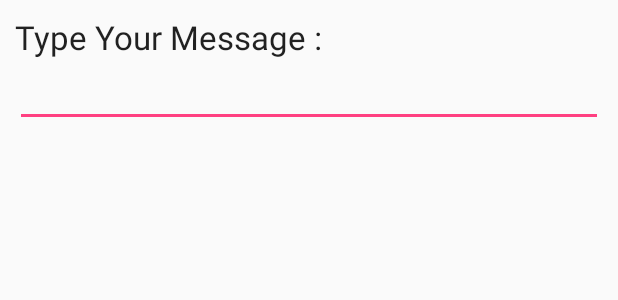
After one commit to gutsytechster/cybercup, an Android app: the layout popup_location.xml on its own in the app's theme, with its tools: preview values and no code run, on a phone screen of 412 x 824 dp. The commit adds this screen. Shown: the top 300 px of the screen. Run offline under Robolectric (Android 15) with nearby library versions, the phone set to English and light mode, and no system bars.

Commit message:
again and again and again and again one more commit

```diff
--- a/app/src/main/AndroidManifest.xml
+++ b/app/src/main/AndroidManifest.xml
@@ -53,7 +53,8 @@
             android:theme="@style/AppTheme" />
         <activity android:name=".mybrowser" />
         <activity android:name=".faqActivity" />
-        <activity android:name=".anotherbrowser"></activity>
+        <activity android:name=".anotherbrowser" />
+        <activity android:name=".PopupLocationActivity"></activity>
     </application>
 
 </manifest>
--- /dev/null
+++ b/app/src/main/res/layout/popup_location.xml
@@ -0,0 +1,25 @@
+<?xml version="1.0" encoding="utf-8"?>
+<LinearLayout xmlns:android="http://schemas.android.com/apk/res/android"
+    android:id="@+id/layout_root"
+    android:layout_width="fill_parent"
+    android:layout_height="fill_parent"
+    android:orientation="vertical"
+    android:padding="10dp" >
+
+    <TextView
+        android:id="@+id/textView1"
+        android:layout_width="wrap_content"
+        android:layout_height="wrap_content"
+        android:text="Type Your Message : "
+        android:textAppearance="?android:attr/textAppearanceLarge" />
+
+    <EditText
+        android:id="@+id/editTextDialogUserInput"
+        android:layout_width="match_parent"
+        android:layout_height="wrap_content" >
+
+        <requestFocus />
+
+    </EditText>
+
+</LinearLayout>
```
Also changed, not shown: app/src/main/java/com/example/cypher/projinselo/Activity2.java (+79 -23 lines), app/src/main/res/layout/activity_2.xml (+28 -29 lines).
